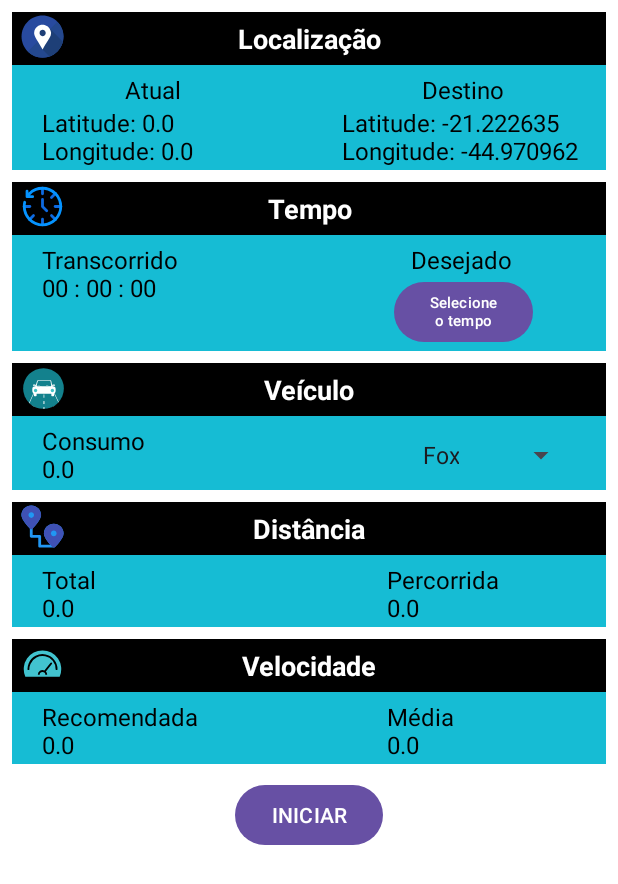
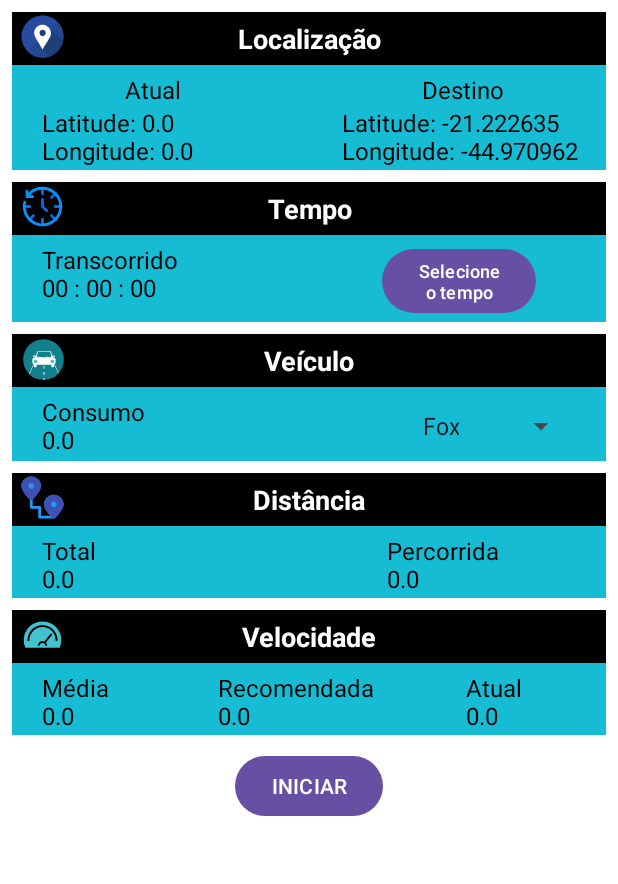
Before and after one commit to marcusvferreira/APPGAT108_UFLA2023-1, an Android app: the screen it shows after launch (MainActivity), on a phone screen of 412 x 824 dp. Shown: the top 884 px of the screen. Run offline under Robolectric (Android 15) with nearby library versions, the phone set to English and light mode, and no system bars.

Commit message:
Correções de alertas

```diff
--- a/AppGat108/app/src/main/java/android/marcusvferreira/appgat108/controller/ControleLocalizacao.java
+++ b/AppGat108/app/src/main/java/android/marcusvferreira/appgat108/controller/ControleLocalizacao.java
@@ -1,8 +1,8 @@
 package android.marcusvferreira.appgat108.controller;
 
 import android.annotation.SuppressLint;
-import android.app.Activity;
 import android.content.Context;
+import android.graphics.Color;
 import android.location.Location;
 import android.location.LocationListener;
 import android.location.LocationManager;
@@ -11,7 +11,6 @@ import android.marcusvferreira.appgat108.model.Veiculo;
 import android.marcusvferreira.appgat108.view.MainActivity;
 import android.os.Handler;
 import android.os.Looper;
-import android.util.Log;
 import android.widget.TextView;
 
 import com.google.android.gms.maps.CameraUpdateFactory;
@@ -20,7 +19,6 @@ import com.google.android.gms.maps.model.LatLng;
 import com.google.android.gms.maps.model.MarkerOptions;
 
 import java.text.DecimalFormat;
-import java.util.Random;
 
 /**
  * Comentar acerca do código...
@@ -30,26 +28,28 @@ public class ControleLocalizacao implements Runnable, LocationListener {
     private static final DecimalFormat decfor1 = new DecimalFormat("0.00"); //Converter os valores para formato decimal
     private static final DecimalFormat decfor2 = new DecimalFormat("#"); //Converter os valores para formato sem casas decimais
     private final Context context;
+    private final MainActivity activity;
     private final Handler handler;
     private GoogleMap mMap;
     private boolean isOrigemObtida = false;
     private final Veiculo veiculo;
-    private Thread thread;
 
     //Objetos para manipular os campos TextView presentes na activity main
-    private final TextView campoVelocidadeMedia, campoVelocidadeRecomendada, campoLocalizacaoAtual,
-            campoDistanciaTotal, campoDistanciaPercorrida, campoConsumo;
+    private final TextView campoVelocidadeMedia, campoVelocidadeRecomendada, campoVelocidadeAtual,
+            campoLocalizacaoAtual, campoDistanciaTotal, campoDistanciaPercorrida, campoConsumo;
 
     //Construtor
-    public ControleLocalizacao(Activity activity, Context context, Veiculo veiculo, Handler handler) {
+    public ControleLocalizacao(MainActivity activity, Context context, Veiculo veiculo, Handler handler) {
         this.context = context;
         this.veiculo = veiculo;
         this.handler = handler;
+        this.activity = activity;
 
         TextView campoLocalizacaoDestino = activity.findViewById(R.id.tv_loc_destino_dados);
         campoLocalizacaoAtual = activity.findViewById(R.id.tv_loc_atual_dados);
         campoVelocidadeMedia = activity.findViewById(R.id.tv_velocidade_media);
         campoVelocidadeRecomendada = activity.findViewById(R.id.tv_velocidade_recomendada);
+        campoVelocidadeAtual = activity.findViewById(R.id.tv_velocidade_atual);
         campoDistanciaTotal = activity.findViewById(R.id.tv_distancia_total);
         campoDistanciaPercorrida = activity.findViewById(R.id.tv_distancia_percorrida);
         campoConsumo = activity.findViewById(R.id.tv_consumo);
@@ -60,8 +60,9 @@ public class ControleLocalizacao implements Runnable, LocationListener {
         String textoDestino = "Latitude: " + veiculo.getDestino().getLatitude() + "\nLongitude: "
                 + veiculo.getDestino().getLongitude();
         campoLocalizacaoDestino.setText(textoDestino);
-        this.thread = new Thread(this); // instancia a thread
-        this.thread.start();
+
+        Thread thread = new Thread(this); // instancia a thread
+        thread.start();
     }
 
     public void setmMap(GoogleMap mMap) {
@@ -71,12 +72,20 @@ public class ControleLocalizacao implements Runnable, LocationListener {
     @SuppressLint("MissingPermission")
     @Override
     public void run() {
+
+       if(activity.isTimerIniciado){
             Looper.prepare();
             LocationManager locationManager = (LocationManager) context.getSystemService(Context.LOCATION_SERVICE);
             if (locationManager != null) {
                 locationManager.requestLocationUpdates(LocationManager.GPS_PROVIDER, 2000, 0, this);
             }
             Looper.loop();
+
+
+
+       }
+
+
     }
 
     //Método responsável por atualizar os dados qnd haver mudança na localização
@@ -91,15 +100,28 @@ public class ControleLocalizacao implements Runnable, LocationListener {
             veiculo.setDistanciaTotal(location.distanceTo(veiculo.getDestino()));
         }
 
+        if(activity.isTimerIniciado) {
             Thread thread = new Thread(new Processamento(location, veiculo, handler, this));
             thread.start();
         }
+/*
+        }else{
+            Toast.makeText(activity, "Você chegou ao destino!", Toast.LENGTH_LONG).show();
+        }*/
+    }
 
-    public void atualizarLocalizacao(double latitude, double longitude) {
+    public void atualizarLocalizacao(double latitude, double longitude, double distanciaRestante) {
+
+       // if(distanciaRestante <=0.0001){
+       //     activity.pausarTimer();
+       // }
+
+
         String textoVelocidadeRecomendada = "Recomendada\n" + decfor1.format(veiculo.getVelociddadeRecomendada()) + " km/h";
+        String textoVelocidadeMedia = "Média\n" + decfor1.format(veiculo.getVelocidadeMedia()) + " km/h";
+        String textoVelocidadeAtual = "Atual\n" + decfor1.format(veiculo.getVelocidadeAtual()) + " km/h";
         String textoConsumo = "Consumo\n" + decfor1.format(veiculo.getConsumo()) + " L";
         String textoLocalizacao = "Latitude: " + latitude + "\nLongitude: " + longitude;
-        String textoVelocidadeMedia = "Média\n" + decfor1.format(veiculo.getVelocidadeMedia()) + " km/h";
         String textoDistanciaPercorrida, textoDistanciaTotal;
 
         if (veiculo.getDistanciaPercorrida() > 1000) { //Se maior que 1000m, exibe a distância em km
@@ -120,7 +142,11 @@ public class ControleLocalizacao implements Runnable, LocationListener {
         campoDistanciaTotal.setText(textoDistanciaTotal);
         campoVelocidadeMedia.setText(textoVelocidadeMedia);
         campoVelocidadeRecomendada.setText(textoVelocidadeRecomendada);
+        campoVelocidadeAtual.setText(textoVelocidadeAtual);
         campoConsumo.setText(textoConsumo);
+        if(veiculo.getVelocidadeAtual() < veiculo.getVelociddadeRecomendada()){
+            campoVelocidadeAtual.setTextColor(Color.RED);
+        }
 
         //Adiciona pin marker no mapa
         if (mMap != null) {
--- a/AppGat108/app/src/main/res/layout/activity_main.xml
+++ b/AppGat108/app/src/main/res/layout/activity_main.xml
@@ -36,7 +36,7 @@
             android:background="@color/black"
             android:gravity="center"
             android:padding="5dp"
-            android:text="Localização"
+            android:text="@string/txt_localizacao"
             android:textColor="@color/white"
             android:textSize="18sp"
             android:textStyle="bold"
@@ -103,7 +103,8 @@
             android:layout_marginTop="1dp"
             app:layout_constraintStart_toStartOf="parent"
             app:layout_constraintTop_toTopOf="parent"
-            app:srcCompat="@drawable/pin" />
+            app:srcCompat="@drawable/pin"
+            android:importantForAccessibility="no" />
 
     </androidx.constraintlayout.widget.ConstraintLayout>
 
@@ -127,7 +128,7 @@
             android:background="@color/black"
             android:gravity="center"
             android:padding="5dp"
-            android:text="Tempo"
+            android:text="@string/txt_tempo"
             android:textColor="@color/white"
             android:textSize="18sp"
             android:textStyle="bold"
@@ -141,27 +142,12 @@
             android:layout_height="wrap_content"
             android:layout_marginStart="20dp"
             android:layout_marginTop="5dp"
-            android:text="Transcorrido\n00 : 00 : 00"
+            android:text="@string/txt_tempoTranscorrido"
             android:textColor="@color/black"
             android:textSize="16sp"
             app:layout_constraintBottom_toBottomOf="parent"
             app:layout_constraintEnd_toEndOf="parent"
             app:layout_constraintHorizontal_bias="0.0"
-            app:layout_constraintStart_toStartOf="parent"
-            app:layout_constraintTop_toBottomOf="@+id/tv_tempo"
-            app:layout_constraintVertical_bias="0.0" />
-
-        <TextView
-            android:id="@+id/textView29"
-            android:layout_width="wrap_content"
-            android:layout_height="wrap_content"
-            android:layout_marginTop="5dp"
-            android:text="Desejado"
-            android:textColor="@color/black"
-            android:textSize="16sp"
-            app:layout_constraintBottom_toBottomOf="parent"
-            app:layout_constraintEnd_toEndOf="parent"
-            app:layout_constraintHorizontal_bias="0.81"
             app:layout_constraintStart_toStartOf="parent"
             app:layout_constraintTop_toBottomOf="@+id/tv_tempo"
             app:layout_constraintVertical_bias="0.0" />
@@ -174,21 +160,23 @@
             android:layout_marginTop="1dp"
             app:layout_constraintStart_toStartOf="@+id/tv_tempo"
             app:layout_constraintTop_toTopOf="parent"
-            app:srcCompat="@drawable/time" />
+            app:srcCompat="@drawable/time"
+            android:importantForAccessibility="no" />
 
         <Button
             android:id="@+id/btn_selecionar_tempo"
             android:layout_width="wrap_content"
             android:layout_height="wrap_content"
+            android:layout_marginTop="5dp"
             android:onClick="clickSelecionarTempo"
-            android:text="Selecione\no tempo"
+            android:text="@string/btn_selecioneTempo"
             android:textAlignment="center"
-            android:textSize="10sp"
+            android:textSize="12sp"
             app:iconPadding="4dp"
             app:layout_constraintEnd_toEndOf="parent"
             app:layout_constraintHorizontal_bias="0.84"
             app:layout_constraintStart_toStartOf="parent"
-            app:layout_constraintTop_toBottomOf="@+id/textView29" />
+            app:layout_constraintTop_toBottomOf="@+id/tv_tempo" />
 
     </androidx.constraintlayout.widget.ConstraintLayout>
 
@@ -212,7 +200,7 @@
             android:background="@color/black"
             android:gravity="center"
             android:padding="5dp"
-            android:text="Veículo"
+            android:text="@string/txt_veiculo"
             android:textColor="@color/white"
             android:textSize="18sp"
             android:textStyle="bold"
@@ -228,7 +216,7 @@
             android:layout_marginTop="5dp"
             android:layout_marginEnd="309dp"
             android:layout_marginBottom="1dp"
-            android:text="Consumo\n0.0"
+            android:text="@string/txt_consumo"
             android:textColor="@color/black"
             android:textSize="16sp"
             app:layout_constraintBottom_toBottomOf="parent"
@@ -246,7 +234,8 @@
             android:layout_marginTop="1dp"
             app:layout_constraintStart_toStartOf="parent"
             app:layout_constraintTop_toTopOf="parent"
-            app:srcCompat="@drawable/veiculo" />
+            app:srcCompat="@drawable/veiculo"
+            android:importantForAccessibility="no" />
 
         <Spinner
             android:id="@+id/spinner_veiculos"
@@ -279,13 +268,13 @@
         app:layout_constraintTop_toBottomOf="@+id/constraintLayout3">
 
         <TextView
-            android:id="@+id/textView4"
+            android:id="@+id/tv_distancia"
             android:layout_width="match_parent"
             android:layout_height="wrap_content"
             android:background="@color/black"
             android:gravity="center"
             android:padding="5dp"
-            android:text="Distância"
+            android:text="@string/txt_distancia"
             android:textColor="@color/white"
             android:textSize="18sp"
             android:textStyle="bold"
@@ -299,13 +288,13 @@
             android:layout_height="wrap_content"
             android:layout_marginStart="250dp"
             android:layout_marginTop="5dp"
-            android:text="Percorrida\n0.0"
+            android:text="@string/txt_distanciaPercorrida"
             android:textColor="@color/black"
             android:textSize="16sp"
             app:layout_constraintEnd_toEndOf="parent"
             app:layout_constraintHorizontal_bias="0.0"
             app:layout_constraintStart_toStartOf="parent"
-            app:layout_constraintTop_toBottomOf="@+id/textView4" />
+            app:layout_constraintTop_toBottomOf="@+id/tv_distancia" />
 
         <TextView
             android:id="@+id/tv_distancia_total"
@@ -313,13 +302,13 @@
             android:layout_height="wrap_content"
             android:layout_marginStart="20dp"
             android:layout_marginTop="5dp"
-            android:text="Total\n0.0"
+            android:text="@string/txt_distanciaTotal"
             android:textColor="@color/black"
             android:textSize="16sp"
             app:layout_constraintEnd_toEndOf="parent"
             app:layout_constraintHorizontal_bias="0.0"
             app:layout_constraintStart_toStartOf="parent"
-            app:layout_constraintTop_toBottomOf="@+id/textView4" />
+            app:layout_constraintTop_toBottomOf="@+id/tv_distancia" />
 
         <ImageView
             android:id="@+id/img_distancia"
@@ -327,10 +316,10 @@
             android:layout_height="30dp"
             android:layout_marginStart="5dp"
             android:layout_marginTop="1dp"
-            android:contentDescription="Ícone referente a distância"
-            app:layout_constraintStart_toStartOf="@+id/textView4"
+            app:layout_constraintStart_toStartOf="@+id/tv_distancia"
             app:layout_constraintTop_toTopOf="parent"
-            app:srcCompat="@drawable/map_pin" />
+            app:srcCompat="@drawable/map_pin"
+            android:importantForAccessibility="no" />
     </androidx.constraintlayout.widget.ConstraintLayout>
 
     <androidx.constraintlayout.widget.ConstraintLayout
@@ -347,13 +336,13 @@
         app:layout_constraintTop_toBottomOf="@+id/constraintLayout4">
 
         <TextView
-            android:id="@+id/textView7"
+            android:id="@+id/tv_velocidade"
             android:layout_width="match_parent"
             android:layout_height="wrap_content"
             android:background="@color/black"
             android:gravity="center"
             android:padding="5dp"
-            android:text="Velocidade"
+            android:text="@string/txt_velocidade"
             android:textColor="@color/white"
             android:textSize="18sp"
             android:textStyle="bold"
@@ -365,29 +354,42 @@
             android:id="@+id/tv_velocidade_media"
             android:layout_width="wrap_content"
             android:layout_height="wrap_content"
-            android:layout_marginStart="250dp"
+            android:layout_marginStart="20dp"
             android:layout_marginTop="5dp"
-            android:text="Média\n0.0"
+            android:text="@string/txt_velocidadeMedia"
             android:textColor="@color/black"
             android:textSize="16sp"
             app:layout_constraintEnd_toEndOf="parent"
             app:layout_constraintHorizontal_bias="0.0"
             app:layout_constraintStart_toStartOf="parent"
-            app:layout_constraintTop_toBottomOf="@+id/textView7" />
+            app:layout_constraintTop_toBottomOf="@+id/tv_velocidade" />
 
         <TextView
             android:id="@+id/tv_velocidade_recomendada"
             android:layout_width="wrap_content"
             android:layout_height="wrap_content"
-            android:layout_marginStart="20dp"
             android:layout_marginTop="5dp"
-            android:text="Recomendada\n0.0"
+            android:text="@string/txt_velocidadeRecomendada"
             android:textColor="@color/black"
             android:textSize="16sp"
             app:layout_constraintEnd_toEndOf="parent"
-            app:layout_constraintHorizontal_bias="0.0"
+            app:layout_constraintHorizontal_bias="0.47"
             app:layout_constraintStart_toStartOf="parent"
-            app:layout_constraintTop_toBottomOf="@+id/textView7" />
+            app:layout_constraintTop_toBottomOf="@+id/tv_velocidade" />
+
+        <TextView
+            android:id="@+id/tv_velocidade_atual"
+            android:layout_width="wrap_content"
+            android:layout_height="wrap_content"
+            android:layout_marginTop="5dp"
+            android:layout_marginEnd="5dp"
+            android:text="@string/txt_velocidadeAtual"
+            android:textColor="@color/black"
+            android:textSize="16sp"
+            app:layout_constraintEnd_toEndOf="parent"
+            app:layout_constraintHorizontal_bias="0.55"
+            app:layout_constraintStart_toEndOf="@+id/tv_velocidade_recomendada"
+            app:layout_constraintTop_toBottomOf="@+id/tv_velocidade" />
 
         <ImageView
             android:id="@+id/imageView3"
@@ -397,7 +399,8 @@
             android:layout_marginTop="1dp"
             app:layout_constraintStart_toStartOf="parent"
             app:layout_constraintTop_toTopOf="parent"
-            app:srcCompat="@drawable/velocidade" />
+            app:srcCompat="@drawable/velocidade"
+            android:importantForAccessibility="no" />
     </androidx.constraintlayout.widget.ConstraintLayout>
 
     <fragment
@@ -414,7 +417,8 @@
         app:layout_constraintEnd_toEndOf="parent"
         app:layout_constraintStart_toStartOf="parent"
         app:layout_constraintTop_toBottomOf="@+id/constraintLayout5"
-        app:layout_constraintVertical_bias="0.0" />
+        app:layout_constraintVertical_bias="0.0"
+        tools:ignore="FragmentTagUsage,VisualLintBounds" />
 
     <Button
         android:id="@+id/btn_iniciar"
--- a/AppGat108/app/src/main/res/values/strings.xml
+++ b/AppGat108/app/src/main/res/values/strings.xml
@@ -1,19 +1,31 @@
 <resources>
-    <string name="app_name">AppGat108</string>
-    <string name="txt_app_nome">APP GAT 108</string>
-    <string name="txt_nome_desenvolvedor">Desenvolvido por Marcus Vinícius Ferreira</string>
-    <string name="txt_ano_desenvolvimento">2023</string>
-    <string name="txt_localizacao_atual">Atual</string>
-    <string name="txt_localizacao_destino">Destino</string>
-    <string name="txt_localizacao_dados">Latitude: 0.0\nLongitude: 0.0</string>
-    <string name="bnt_iniciar">INICIAR</string>
-
     <string-array name="opcaoVeiculos">
         <item>Fox</item>
         <item>Siena</item>
         <item>Fusion</item>
         <item>Azera</item>
     </string-array>
+    <string name="app_name">AppGat108</string>
+    <string name="txt_app_nome">APP GAT 108</string>
+    <string name="txt_nome_desenvolvedor">Desenvolvido por Marcus Vinícius Ferreira\n2023</string>
+    <string name="txt_localizacao_atual">Atual</string>
+    <string name="txt_localizacao_destino">Destino</string>
+    <string name="txt_localizacao_dados">Latitude: 0.0\nLongitude: 0.0</string>
+    <string name="bnt_iniciar">INICIAR</string>
     <string name="title_activity_maps">MapsActivity</string>
+    <string name="txt_localizacao">Localização</string>
+    <string name="txt_tempo">Tempo</string>
+    <string name="txt_tempoTranscorrido">Transcorrido\n00 : 00 : 00</string>
+    <string name="btn_selecioneTempo">Selecione\no tempo</string>
+    <string name="txt_veiculo">Veículo</string>
+    <string name="txt_consumo">Consumo\n0.0</string>
+    <string name="txt_distancia">Distância</string>
+    <string name="txt_distanciaPercorrida">Percorrida\n0.0</string>
+    <string name="txt_distanciaTotal">Total\n0.0</string>
+    <string name="txt_velocidade">Velocidade</string>
+    <string name="txt_velocidadeMedia">Média\n0.0</string>
+    <string name="txt_velocidadeRecomendada">Recomendada\n0.0</string>
+    <string name="txt_velocidadeAtual">Atual\n0.0</string>
+
 
 </resources>
```
Also changed, not shown: AppGat108/app/src/main/java/android/marcusvferreira/appgat108/controller/Processamento.java (+2 -9 lines), AppGat108/app/src/main/java/android/marcusvferreira/appgat108/model/Veiculo.java (+28 -14 lines), AppGat108/app/src/main/java/android/marcusvferreira/appgat108/view/MainActivity.java (+20 -22 lines), AppGat108/app/src/main/res/layout/activity_splash.xml (+4 -12 lines). Lines whose indentation alone changed are shown as unchanged.
